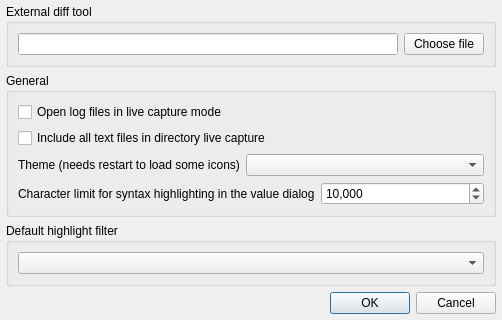
Before: the Qt Designer form src/optionsdlg.ui in tableau/tableau-log-viewer, drawn with Qt 5; both pictures show x 0 to 502 and y 226 to 546 of the 502 by 546 pixel window.
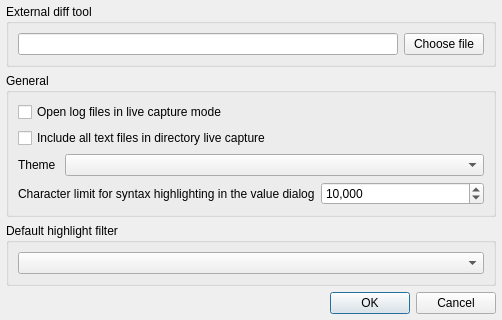
After: the same form once the commit is applied.

Commit message: Add toolbar and icons

Patch:
```diff
--- a/src/optionsdlg.ui
+++ b/src/optionsdlg.ui
@@ -204,7 +204,7 @@
           <item row="0" column="0">
            <widget class="QLabel" name="themeLabel">
             <property name="text">
-             <string>Theme (needs restart to load some icons)</string>
+             <string>Theme </string>
             </property>
            </widget>
           </item>
```
The commit also changes 14 other files.
